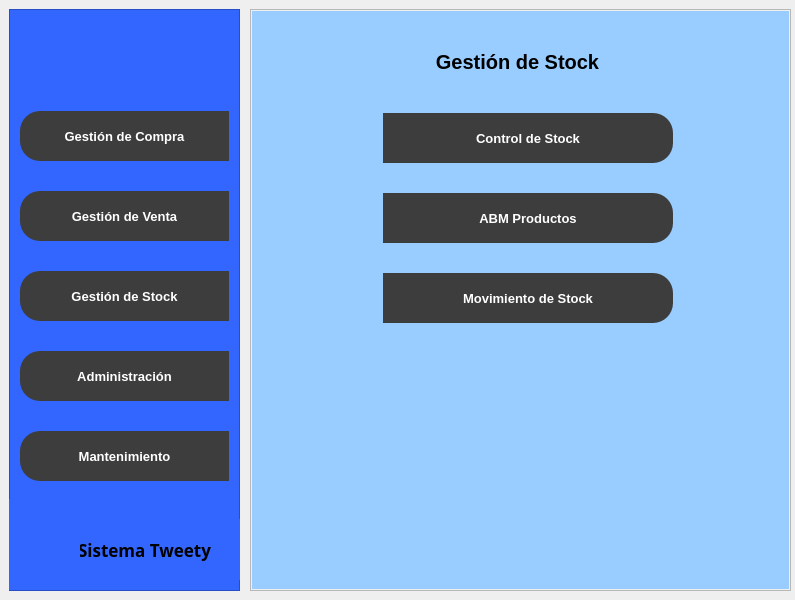
The window that Views/menuprincipal.ui (Miguel8819/Sistema_TweetyTesis) describes before a commit, drawn with Qt 5.
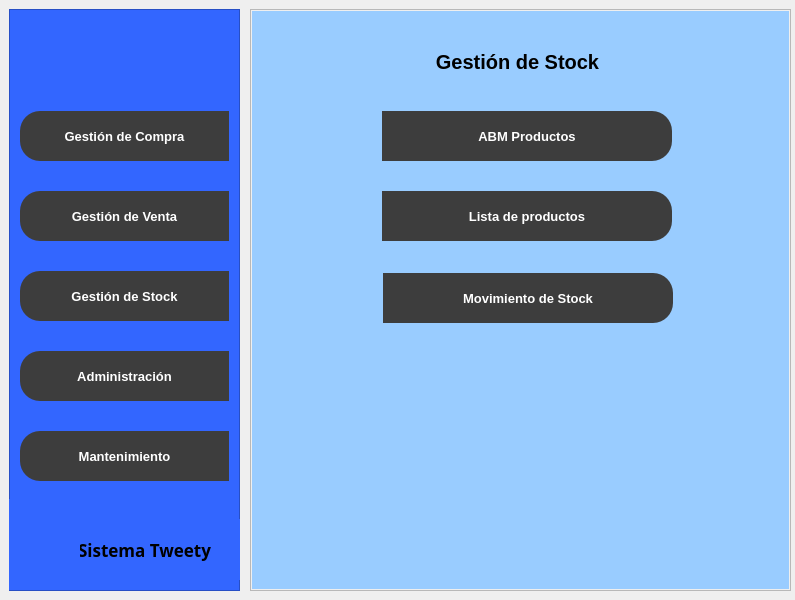
The same window after the commit. The open tabs and pages were chosen to show the change. Icons and pictures are not drawn.

Commit message: Cambios en lista de productos

The edit to the form file:
```diff
--- a/Views/menuprincipal.ui
+++ b/Views/menuprincipal.ui
@@ -682,8 +682,8 @@
        <widget class="QPushButton" name="btn_controlStock">
         <property name="geometry">
          <rect>
-          <x>131</x>
-          <y>102</y>
+          <x>130</x>
+          <y>180</y>
           <width>290</width>
           <height>50</height>
          </rect>
@@ -702,7 +702,7 @@
          </font>
         </property>
         <property name="text">
-         <string>Control de Stock</string>
+         <string>Lista de productos</string>
         </property>
        </widget>
        <widget class="QLabel" name="label_5">
@@ -739,8 +739,8 @@
        <widget class="QPushButton" name="btn_abmProd">
         <property name="geometry">
          <rect>
-          <x>131</x>
-          <y>182</y>
+          <x>130</x>
+          <y>100</y>
           <width>290</width>
           <height>50</height>
          </rect>
```
Left out of the diff: 2 changed lines with no effect on the pictures. The commit also changes 26 other files.
